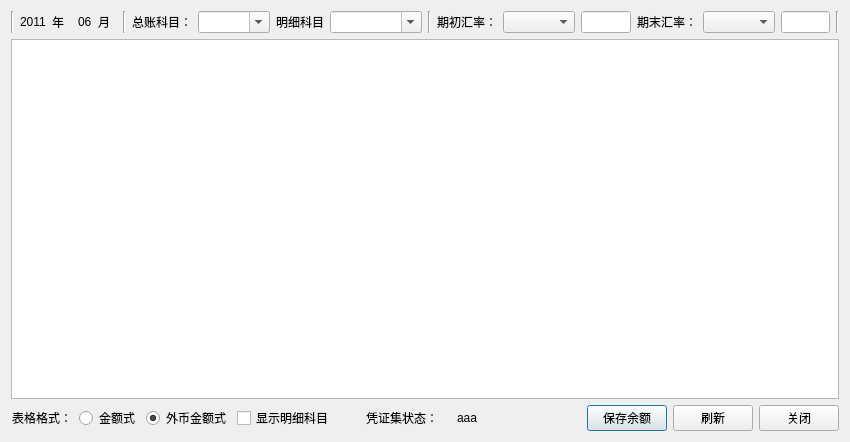
Old version of the form forms/curstatdialog.ui in the repository wangkungit5905/PzAssistant.
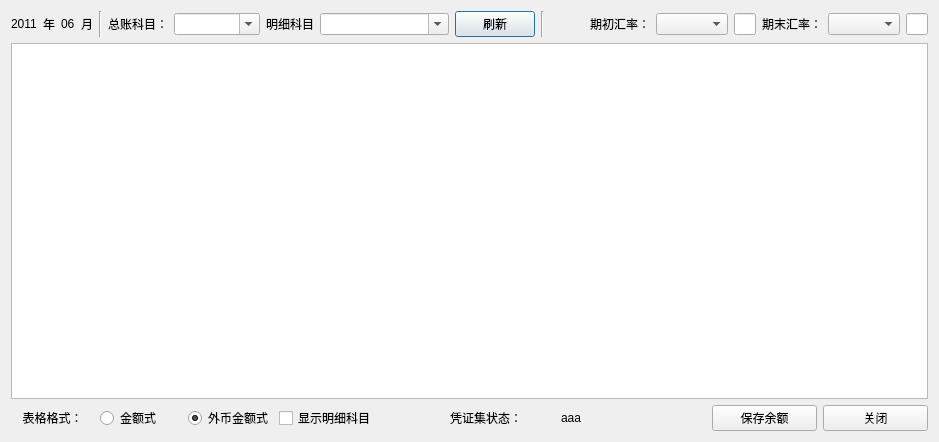
New version of the form. Custom widgets are drawn as their Qt base class.

Patch:
```diff
--- a/forms/curstatdialog.ui
+++ b/forms/curstatdialog.ui
@@ -6,7 +6,7 @@
    <rect>
     <x>0</x>
     <y>0</y>
-    <width>850</width>
+    <width>939</width>
     <height>442</height>
    </rect>
   </property>
@@ -15,14 +15,7 @@
   </property>
   <layout class="QVBoxLayout" name="verticalLayout">
    <item>
-    <layout class="QHBoxLayout" name="horizontalLayout_9" stretch="0,1,0,3,0,2,2,0">
-     <item>
-      <widget class="Line" name="line_6">
-       <property name="orientation">
-        <enum>Qt::Vertical</enum>
-       </property>
-      </widget>
-     </item>
+    <layout class="QHBoxLayout" name="horizontalLayout_9" stretch="0,0,3,0,0,1,1">
      <item>
       <layout class="QHBoxLayout" name="horizontalLayout" stretch="0,1,0,1">
        <item>
@@ -63,7 +56,7 @@
       </widget>
      </item>
      <item>
-      <layout class="QHBoxLayout" name="horizontalLayout_3" stretch="1,1,1,2">
+      <layout class="QHBoxLayout" name="horizontalLayout_3" stretch="1,2,1,3,1">
        <item>
         <widget class="QLabel" name="label_5">
          <property name="text">
@@ -101,6 +94,13 @@
          </property>
         </widget>
        </item>
+       <item>
+        <widget class="QPushButton" name="btnRefresh">
+         <property name="text">
+          <string>刷新</string>
+         </property>
+        </widget>
+       </item>
       </layout>
      </item>
      <item>
@@ -110,6 +110,19 @@
        </property>
       </widget>
      </item>
+     <item>
+      <spacer name="horizontalSpacer_2">
+       <property name="orientation">
+        <enum>Qt::Horizontal</enum>
+       </property>
+       <property name="sizeHint" stdset="0">
+        <size>
+         <width>40</width>
+         <height>20</height>
+        </size>
+       </property>
+      </spacer>
+     </item>
      <item>
       <layout class="QHBoxLayout" name="horizontalLayout_7">
        <item>
@@ -152,20 +165,23 @@
        </item>
       </layout>
      </item>
-     <item>
-      <widget class="Line" name="line_7">
-       <property name="orientation">
-        <enum>Qt::Vertical</enum>
-       </property>
-      </widget>
-     </item>
     </layout>
    </item>
    <item>
     <widget class="QTableView" name="tview">
+     <property name="font">
+      <font>
+       <pointsize>12</pointsize>
+       <weight>75</weight>
+       <bold>true</bold>
+      </font>
+     </property>
      <property name="autoFillBackground">
       <bool>false</bool>
      </property>
+     <property name="styleSheet">
+      <string notr="true">gridline-color: rgb(15, 5, 6);</string>
+     </property>
      <property name="selectionBehavior">
       <enum>QAbstractItemView::SelectRows</enum>
      </property>
@@ -249,7 +265,7 @@
       </spacer>
      </item>
      <item>
-      <layout class="QHBoxLayout" name="horizontalLayout_4" stretch="0,0,0">
+      <layout class="QHBoxLayout" name="horizontalLayout_4" stretch="0,0">
        <item>
         <widget class="QPushButton" name="btnSave">
          <property name="text">
@@ -257,13 +273,6 @@
          </property>
         </widget>
        </item>
-       <item>
-        <widget class="QPushButton" name="btnRefresh">
-         <property name="text">
-          <string>刷新</string>
-         </property>
-        </widget>
-       </item>
        <item>
         <widget class="QPushButton" name="btnClose">
          <property name="enabled">
```
